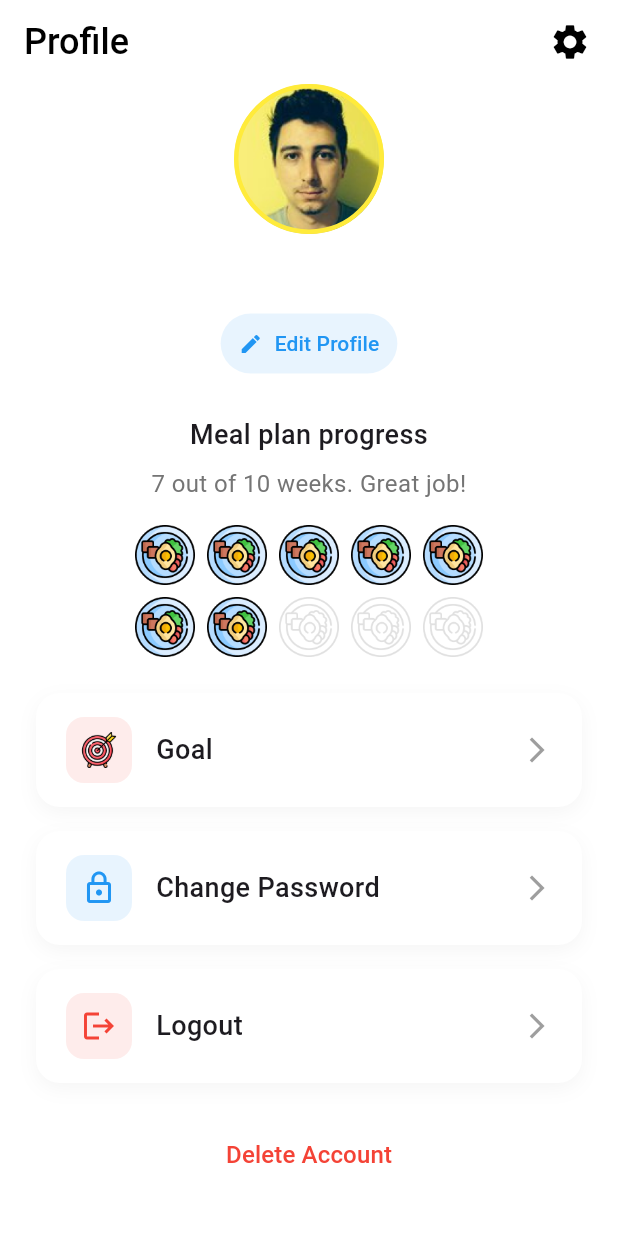
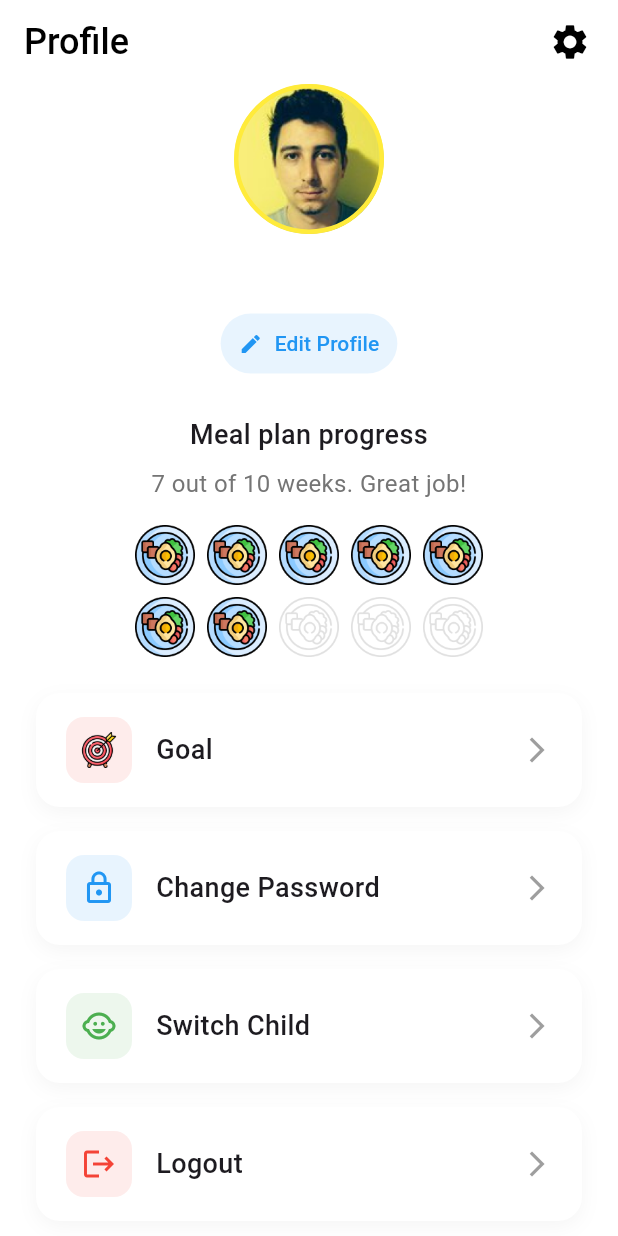
Before and after one commit to H9draIrawan/NutriChild, a Flutter app: the Profilepage screen opened directly, on a phone screen of 412 x 824 dp. Run offline on Flutter 3.47's test engine with Material 3 defaults, Android fonts, the phone set to English and light mode, and no system bars; our stand-ins replace bloc, cloud_firestore, equatable, firebase_auth, firebase_core, flutter_bloc and 5 more; accounts and stored records are empty.

Commit message:
update profile

```diff
--- a/lib/ui/Meal/ChooseNewPlan.dart
+++ b/lib/ui/Meal/ChooseNewPlan.dart
@@ -12,7 +12,6 @@ import '../../bloc/food/food_event.dart';
 import '../../bloc/child/child_bloc.dart';
 import '../../bloc/child/child_state.dart';
 import 'SearchMealCustom.dart';
-import '../../ui/Navigation/Bottomnavigation.dart';
 
 class ChooseNewPlan extends StatefulWidget {
   const ChooseNewPlan({super.key});
--- a/lib/ui/Meal/MealPage.dart
+++ b/lib/ui/Meal/MealPage.dart
@@ -60,7 +60,8 @@ class _MealpageState extends State<Mealpage> {
                   },
                   borderRadius: BorderRadius.circular(16),
                   child: Padding(
-                    padding: const EdgeInsets.symmetric(horizontal: 20, vertical: 16),
+                    padding: const EdgeInsets.symmetric(
+                        horizontal: 20, vertical: 16),
                     child: Column(
                       crossAxisAlignment: CrossAxisAlignment.start,
                       children: [
@@ -86,7 +87,8 @@ class _MealpageState extends State<Mealpage> {
                                   const SizedBox(width: 16),
                                   const Flexible(
                                     child: Column(
-                                      crossAxisAlignment: CrossAxisAlignment.start,
+                                      crossAxisAlignment:
+                                          CrossAxisAlignment.start,
                                       children: [
                                         Text(
                                           'Goal',
@@ -104,7 +106,8 @@ class _MealpageState extends State<Mealpage> {
                             ),
                             const SizedBox(width: 12),
                             Container(
-                              padding: const EdgeInsets.symmetric(horizontal: 12, vertical: 8),
+                              padding: const EdgeInsets.symmetric(
+                                  horizontal: 12, vertical: 8),
                               decoration: BoxDecoration(
                                 color: Colors.orange.shade50,
                                 borderRadius: BorderRadius.circular(12),
@@ -117,7 +120,7 @@ class _MealpageState extends State<Mealpage> {
                                     builder: (context, state) {
                                       if (state is LoadChildState) {
                                         return Text(
-                                          state.child.goal ?? 'Not set',
+                                          state.child.goal,
                                           style: TextStyle(
                                             fontFamily: 'WorkSans',
                                             fontSize: 14,
--- a/lib/ui/Profile/ProfilePage.dart
+++ b/lib/ui/Profile/ProfilePage.dart
@@ -324,6 +324,61 @@ class Profilepage extends StatelessWidget {
                       ),
                       const SizedBox(height: 16),
 
+                      // Switch Child Button
+                      InkWell(
+                        onTap: () {
+                          // TODO: Implementasi navigasi ke halaman switch child
+                          Navigator.pushNamed(context, '/switch-child');
+                        },
+                        child: Container(
+                          padding: const EdgeInsets.symmetric(
+                              horizontal: 20, vertical: 16),
+                          decoration: BoxDecoration(
+                            color: Colors.white,
+                            borderRadius: BorderRadius.circular(16),
+                            boxShadow: [
+                              BoxShadow(
+                                color: Colors.grey.withOpacity(0.1),
+                                spreadRadius: 0,
+                                blurRadius: 10,
+                                offset: const Offset(0, 4),
+                              ),
+                            ],
+                          ),
+                          child: Row(
+                            children: [
+                              Container(
+                                padding: const EdgeInsets.all(10),
+                                decoration: BoxDecoration(
+                                  color: Colors.green.withOpacity(0.1),
+                                  borderRadius: BorderRadius.circular(12),
+                                ),
+                                child: const Icon(
+                                  Icons.child_care,
+                                  color: Colors.green,
+                                  size: 24,
+                                ),
+                              ),
+                              const SizedBox(width: 16),
+                              const Text(
+                                'Switch Child',
+                                style: TextStyle(
+                                  fontSize: 18,
+                                  fontWeight: FontWeight.w500,
+                                ),
+                              ),
+                              const Spacer(),
+                              const Icon(
+                                Icons.arrow_forward_ios,
+                                color: Colors.grey,
+                                size: 20,
+                              ),
+                            ],
+                          ),
+                        ),
+                      ),
+                      const SizedBox(height: 16),
+
                       // Logout Button
                       InkWell(
                         onTap: () async {
```
